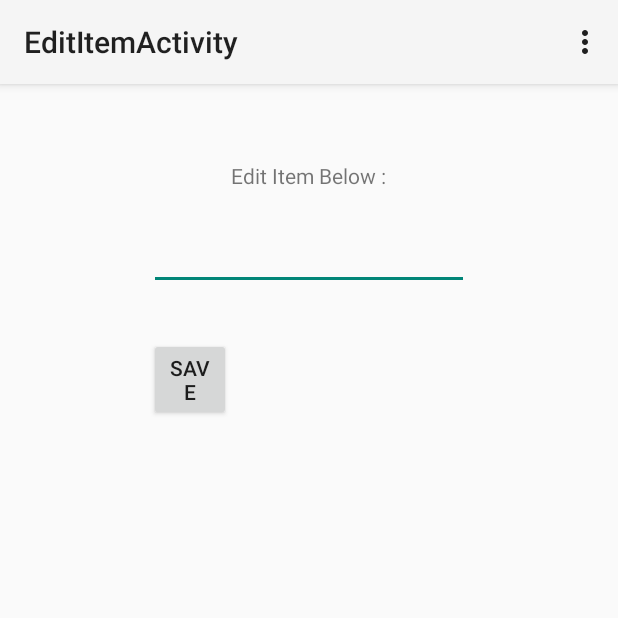
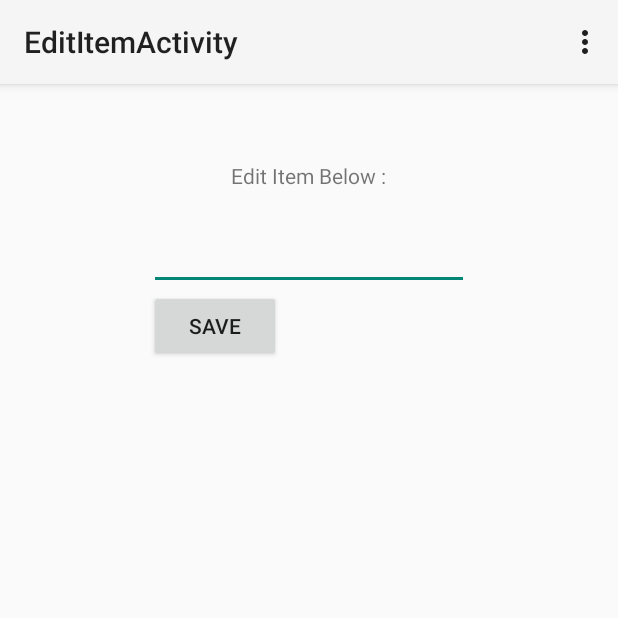
Before and after one commit to kavyarav/CodePath-TodoTask, an Android app: the EditItemActivity screen opened directly, with no data from a screen before it, on a phone screen of 412 x 824 dp, the top half of it. Run offline under Robolectric (Android 15) with nearby library versions, the phone set to English and light mode, and no system bars.

Commit message:
Updated to elongate the save button.

```diff
--- a/app/src/main/res/layout/activity_edit_item.xml
+++ b/app/src/main/res/layout/activity_edit_item.xml
@@ -32,7 +32,5 @@
         android:id="@+id/saveButton"
         android:onClick="onSubmit"
         android:layout_below="@+id/editText"
-        android:layout_alignStart="@+id/editText"
-        android:layout_marginTop="32dp"
-        android:layout_toStartOf="@+id/textView" />
+        android:layout_alignStart="@+id/editText" />
 </RelativeLayout>
```
